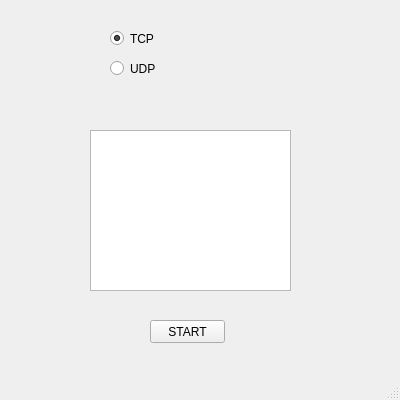
Above: serverwindow.ui from RobertArendac/COMP4985-Assignment02 before the change. Below: the same form after it.
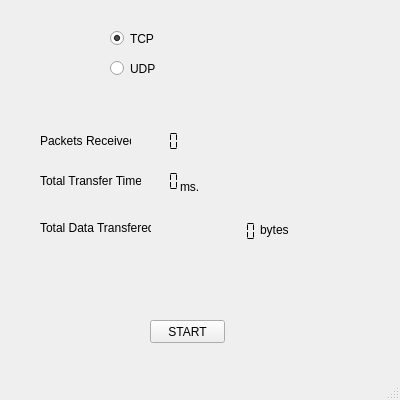
That is the form after the change.

What changed in the file:
```diff
--- a/serverwindow.ui
+++ b/serverwindow.ui
@@ -56,14 +56,132 @@
      <string>START</string>
     </property>
    </widget>
-   <widget class="QTextEdit" name="textArea">
+   <widget class="QLabel" name="label">
     <property name="geometry">
      <rect>
-      <x>90</x>
+      <x>40</x>
       <y>130</y>
-      <width>201</width>
-      <height>161</height>
+      <width>91</width>
+      <height>21</height>
      </rect>
+    </property>
+    <property name="text">
+     <string>Packets Received:</string>
+    </property>
+   </widget>
+   <widget class="QLCDNumber" name="numPackets">
+    <property name="geometry">
+     <rect>
+      <x>140</x>
+      <y>130</y>
+      <width>41</width>
+      <height>23</height>
+     </rect>
+    </property>
+    <property name="frameShape">
+     <enum>QFrame::NoFrame</enum>
+    </property>
+    <property name="smallDecimalPoint">
+     <bool>false</bool>
+    </property>
+    <property name="digitCount">
+     <number>4</number>
+    </property>
+    <property name="segmentStyle">
+     <enum>QLCDNumber::Flat</enum>
+    </property>
+   </widget>
+   <widget class="QLabel" name="label_2">
+    <property name="geometry">
+     <rect>
+      <x>40</x>
+      <y>170</y>
+      <width>101</width>
+      <height>21</height>
+     </rect>
+    </property>
+    <property name="text">
+     <string>Total Transfer Time: </string>
+    </property>
+   </widget>
+   <widget class="QLCDNumber" name="tTime">
+    <property name="geometry">
+     <rect>
+      <x>140</x>
+      <y>170</y>
+      <width>41</width>
+      <height>23</height>
+     </rect>
+    </property>
+    <property name="frameShape">
+     <enum>QFrame::NoFrame</enum>
+    </property>
+    <property name="digitCount">
+     <number>4</number>
+    </property>
+    <property name="segmentStyle">
+     <enum>QLCDNumber::Flat</enum>
+    </property>
+   </widget>
+   <widget class="QLabel" name="label_3">
+    <property name="geometry">
+     <rect>
+      <x>180</x>
+      <y>180</y>
+      <width>47</width>
+      <height>13</height>
+     </rect>
+    </property>
+    <property name="text">
+     <string>ms.</string>
+    </property>
+   </widget>
+   <widget class="QLabel" name="label_4">
+    <property name="geometry">
+     <rect>
+      <x>40</x>
+      <y>220</y>
+      <width>111</width>
+      <height>16</height>
+     </rect>
+    </property>
+    <property name="text">
+     <string>Total Data Transfered:</string>
+    </property>
+   </widget>
+   <widget class="QLCDNumber" name="dataSize">
+    <property name="geometry">
+     <rect>
+      <x>160</x>
+      <y>220</y>
+      <width>101</width>
+      <height>23</height>
+     </rect>
+    </property>
+    <property name="frameShape">
+     <enum>QFrame::NoFrame</enum>
+    </property>
+    <property name="digitCount">
+     <number>10</number>
+    </property>
+    <property name="segmentStyle">
+     <enum>QLCDNumber::Flat</enum>
+    </property>
+    <property name="value" stdset="0">
+     <double>0.000000000000000</double>
+    </property>
+   </widget>
+   <widget class="QLabel" name="label_5">
+    <property name="geometry">
+     <rect>
+      <x>260</x>
+      <y>220</y>
+      <width>47</width>
+      <height>20</height>
+     </rect>
+    </property>
+    <property name="text">
+     <string>bytes</string>
     </property>
    </widget>
   </widget>
```
